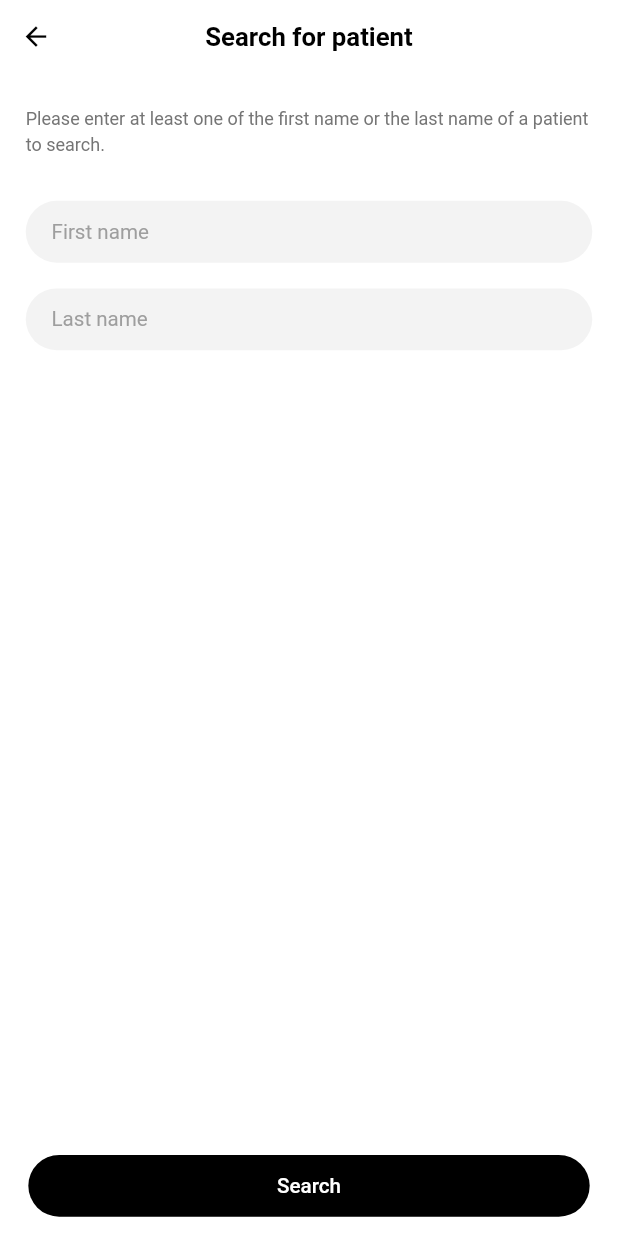
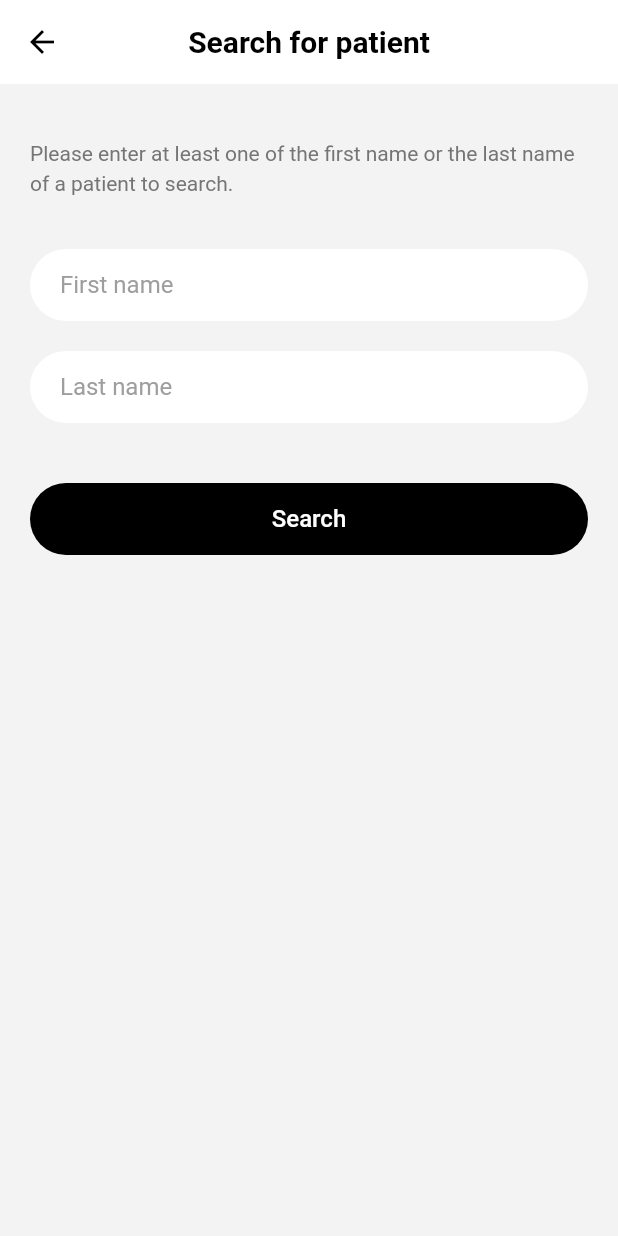
Before and after one commit to musthafa1996/hokmabadi, a Flutter app: the PatientSearchPage screen opened by its route, on a phone screen of 412 x 824 dp. Run offline on Flutter 3.47's test engine with Material 2 defaults, Android fonts, the phone set to English and light mode, and no system bars; our stand-ins replace firebase_core, firebase_crashlytics, flutter_modular, permission_handler, responsive_framework, shared_preferences and 1 more; missing offline and left inert: agora_rtc_engine, pusher_client; accounts and stored records are empty.

Commit message:
Improve responsiveness on large screens

```diff
--- a/lib/pages/home_page.dart
+++ b/lib/pages/home_page.dart
@@ -21,6 +21,10 @@ class HomePage extends StatelessWidget {
       body: SingleChildScrollView(
         padding: const EdgeInsets.fromLTRB(22, 0, 22, 22),
         child: SafeArea(
+          child: Align(
+            alignment: Alignment.topCenter,
+            child: ConstrainedBox(
+              constraints: const BoxConstraints(maxWidth: 450),
               child: Column(
                 children: [
                   Image.asset("assets/images/welcome.png"),
@@ -83,6 +87,8 @@ class HomePage extends StatelessWidget {
               ),
             ),
           ),
+        ),
+      ),
     );
   }
 
--- a/lib/pages/patient_search_page.dart
+++ b/lib/pages/patient_search_page.dart
@@ -24,19 +24,13 @@ class _PatientSearchState extends State<PatientSearchPage> {
         appBar: AppBar(
           title: const Text("Search for patient"),
         ),
-        backgroundColor: Colors.white,
-        floatingActionButtonLocation: FloatingActionButtonLocation.centerDocked,
-        floatingActionButton: Container(
-          width: double.maxFinite,
-          padding: const EdgeInsets.fromLTRB(22, 0, 22, 15),
-          child: ElevatedButton(
-            onPressed: _search,
-            child: const Text("Search"),
-          ),
-        ),
         body: SingleChildScrollView(
-          padding: const EdgeInsets.fromLTRB(20, 10, 20, 71),
+          padding: const EdgeInsets.fromLTRB(20, 20, 20, 71),
           child: SafeArea(
+            child: Align(
+              alignment: Alignment.topCenter,
+              child: ConstrainedBox(
+                constraints: const BoxConstraints(maxWidth: 450),
                 child: Form(
                   key: _formKey,
                   child: Column(
@@ -48,19 +42,35 @@ class _PatientSearchState extends State<PatientSearchPage> {
                       ),
                       const SizedBox(height: 35),
                       TextFormField(
-                    decoration: const InputDecoration(hintText: "First name"),
+                        decoration: InputDecoration(
+                          hintText: "First name",
+                          fillColor: Theme.of(context).colorScheme.background,
+                        ),
                         onSaved: (value) {
                           _firstName = value;
                         },
                       ),
                       const SizedBox(height: 20),
                       TextFormField(
-                    decoration: const InputDecoration(hintText: "Last name"),
+                        decoration: InputDecoration(
+                          hintText: "Last name",
+                          fillColor: Theme.of(context).colorScheme.background,
+                        ),
                         onSaved: (value) {
                           _lastName = value;
                         },
-                  )
+                      ),
+                      const SizedBox(height: 40),
+                      SizedBox(
+                        width: double.maxFinite,
+                        child: ElevatedButton(
+                          onPressed: _search,
+                          child: const Text("Search"),
+                        ),
+                      ),
                     ],
+                  ),
+                ),
               ),
             ),
           ),
--- a/pubspec.yaml
+++ b/pubspec.yaml
@@ -15,7 +15,7 @@ publish_to: 'none' # Remove this line if you wish to publish to pub.dev
 # In iOS, build-name is used as CFBundleShortVersionString while build-number used as CFBundleVersion.
 # Read more about iOS versioning at
 # https://developer.apple.com/library/archive/documentation/General/Reference/InfoPlistKeyReference/Articles/CoreFoundationKeys.html
-version: 2.0.0+81
+version: 2.1.0+85
 
 environment:
   sdk: ">=2.12.0 <3.0.0"
```
Also changed, not shown: lib/app.dart (+10 -11 lines), lib/main.dart (+7 -3 lines), lib/pages/login_page.dart (+12 -4 lines), lib/pages/patient_results_page.dart (+8 -2 lines). Lines whose indentation alone changed are shown as unchanged.
